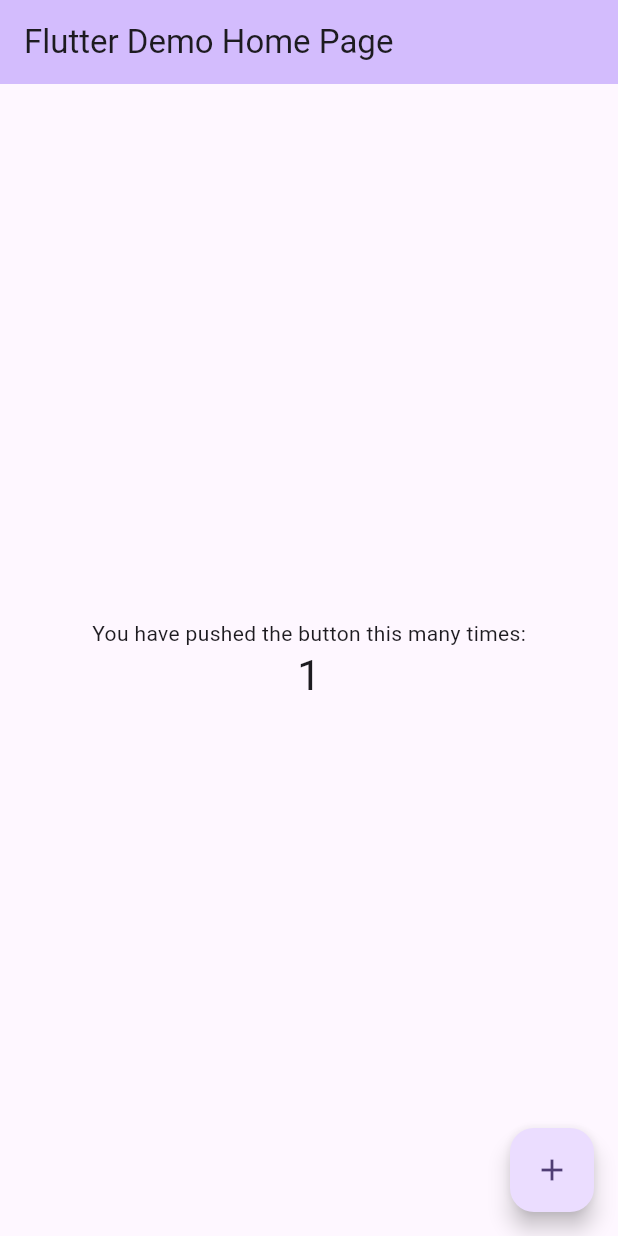
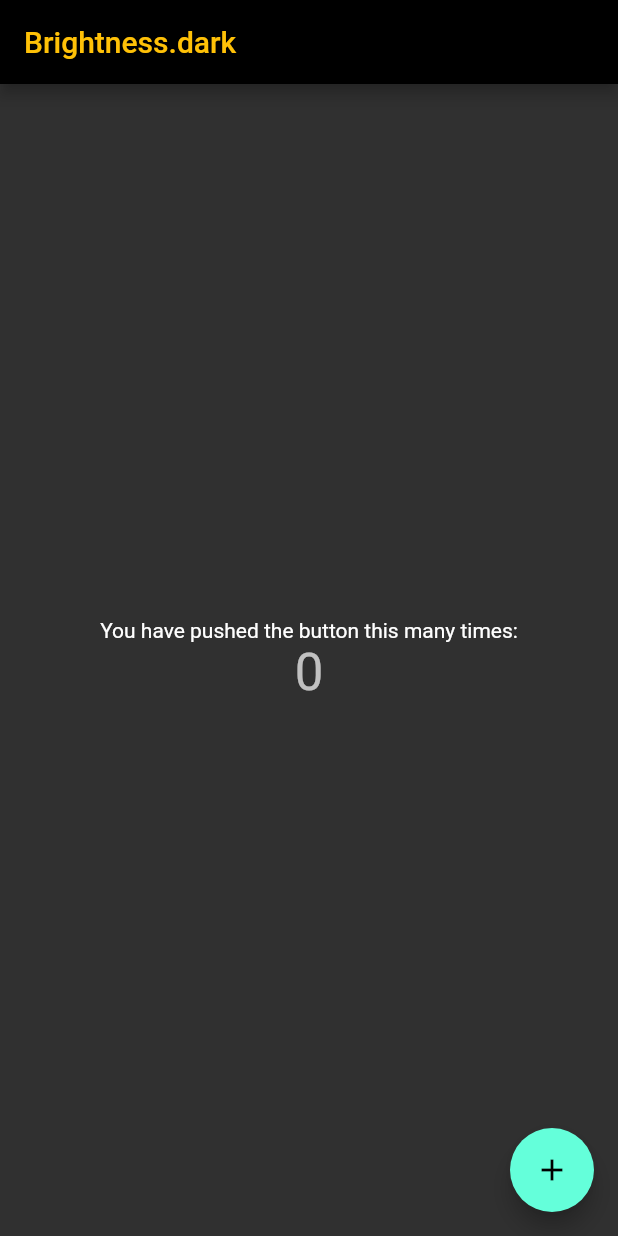
Before and after one commit to Quantit-Github/qui_flutter, a Flutter app: the screen it shows after launch, after a tap on the "add" icon, on a phone screen of 412 x 824 dp. Run offline on Flutter 3.47's test engine with Material 2 defaults, Android fonts, the phone set to English and light mode, and no system bars; our stand-ins replace shared_preferences.

Commit message:
PQ-11 example code 작성

```diff
--- a/example/lib/main.dart
+++ b/example/lib/main.dart
@@ -1,37 +1,52 @@
+import 'dart:developer';
+
 import 'package:flutter/material.dart';
+import 'package:qui_flutter/core/material/qui_theme.dart';
+import 'package:qui_flutter/core/mode.dart';
 
-void main() {
-  runApp(const MyApp());
+void main() async {
+  WidgetsFlutterBinding.ensureInitialized();
+  final savedThemeMode = await QuiMaterialTheme.getThemeMode();
+
+  runApp(MyApp(themeMode: savedThemeMode));
 }
 
 class MyApp extends StatelessWidget {
-  const MyApp({super.key});
+  const MyApp({
+    required this.themeMode,
+    super.key,
+  });
 
-  // This widget is the root of your application.
+  final QuiThemeMode? themeMode;
+
   @override
   Widget build(BuildContext context) {
-    return MaterialApp(
-      title: 'Flutter Demo',
-      theme: ThemeData(
-        // This is the theme of your application.
-        //
-        // TRY THIS: Try running your application with "flutter run". You'll see
-        // the application has a blue toolbar. Then, without quitting the app,
-        // try changing the seedColor in the colorScheme below to Colors.green
-        // and then invoke "hot reload" (save your changes or press the "hot
-        // reload" button in a Flutter-supported IDE, or press "r" if you used
-        // the command line to start the app).
-        //
-        // Notice that the counter didn't reset back to zero; the application
-        // state is not lost during the reload. To reset the state, use hot
-        // restart instead.
-        //
-        // This works for code too, not just values: Most code changes can be
-        // tested with just a hot reload.
-        colorScheme: ColorScheme.fromSeed(seedColor: Colors.deepPurple),
-        useMaterial3: true,
+    return QuiMaterialTheme(
+      // User custom theme (light, dark)
+      light: ThemeData(
+        brightness: Brightness.light,
+        primarySwatch: Colors.green,
       ),
-      home: const MyHomePage(title: 'Flutter Demo Home Page'),
+      dark: ThemeData(
+        brightness: Brightness.dark,
+        primarySwatch: Colors.amber,
+      ),
+      initial: themeMode ?? QuiThemeMode.light,
+      builder: (theme, light, dark) {
+        log((light == dark).toString(), name: "light == dark");
+        log(dark.brightness.toString(), name: "dark");
+        log(light.brightness.toString(), name: "light");
+        return MaterialApp(
+          title: 'Flutter Demo',
+          theme: theme,
+          home: FutureBuilder(
+              future: QuiMaterialTheme.getThemeMode(),
+              builder: (context, snapshot) {
+                log(snapshot.data?.modeName ?? "", name: "Current Theme Mode");
+                return MyHomePage(title: theme.brightness.toString());
+              }),
+        );
+      },
     );
   }
 }
@@ -82,9 +97,13 @@ class _MyHomePageState extends State<MyHomePage> {
         // Colors.amber, perhaps?) and trigger a hot reload to see the AppBar
         // change color while the other colors stay the same.
         backgroundColor: Theme.of(context).colorScheme.inversePrimary,
+
         // Here we take the value from the MyHomePage object that was created by
         // the App.build method, and use it to set our appbar title.
-        title: Text(widget.title),
+        title: Text(
+          widget.title,
+          style: const TextStyle(color: Colors.amber),
+        ),
       ),
       body: Center(
         // Center is a layout widget. It takes a single child and positions it
@@ -116,7 +135,10 @@ class _MyHomePageState extends State<MyHomePage> {
         ),
       ),
       floatingActionButton: FloatingActionButton(
-        onPressed: _incrementCounter,
+        onPressed: () {
+          log("convert theme");
+          QuiMaterialTheme.of(context).toggleThemeMode();
+        },
         tooltip: 'Increment',
         child: const Icon(Icons.add),
       ), // This trailing comma makes auto-formatting nicer for build methods.
```
Also changed, not shown: example/pubspec.yaml (+4 -4 lines), 1 other file.
